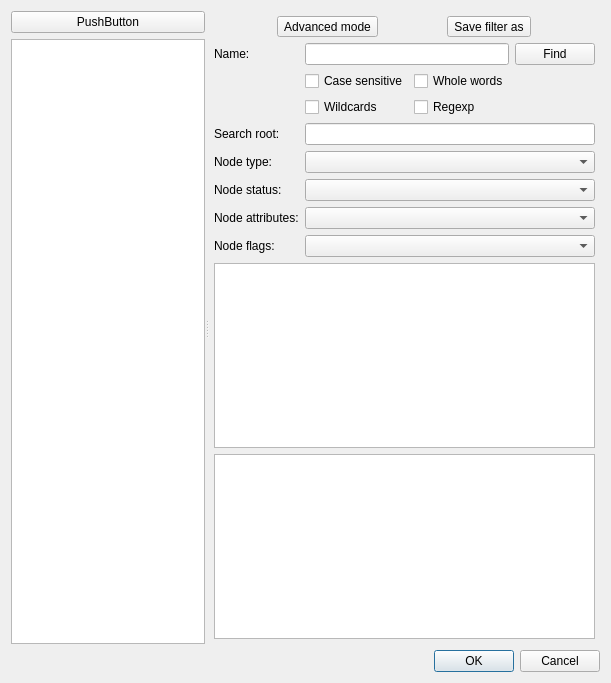
This is Viewer/src/NodeSearchDialog.ui in ecmwf/ecflow as Qt 5 draws it before an edit. The edited form follows.
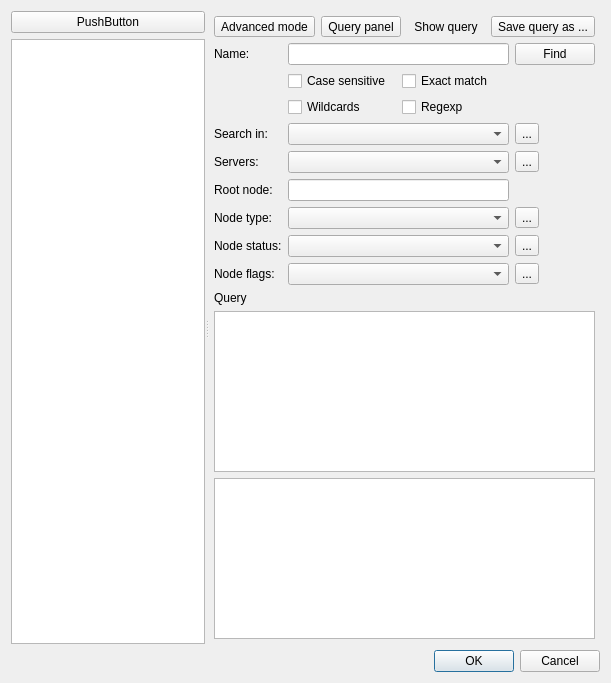
This is the edited form. Icons and pictures are not drawn. Custom widgets are drawn as their Qt base class.

Commit message: ecFlowUI: implement search dialogue for nodes and attributes ECFLOW-423

What changed in the file:
```diff
--- a/Viewer/src/NodeSearchDialog.ui
+++ b/Viewer/src/NodeSearchDialog.ui
@@ -56,10 +56,36 @@
            </property>
           </widget>
          </item>
+         <item>
+          <widget class="QToolButton" name="queryListTb_">
+           <property name="toolTip">
+            <string>Show/hide query list</string>
+           </property>
+           <property name="text">
+            <string>Query panel</string>
+           </property>
+           <property name="checkable">
+            <bool>true</bool>
+           </property>
+          </widget>
+         </item>
+         <item>
+          <widget class="QToolButton" name="queryTb_">
+           <property name="text">
+            <string>Show query</string>
+           </property>
+           <property name="checkable">
+            <bool>true</bool>
+           </property>
+           <property name="autoRaise">
+            <bool>true</bool>
+           </property>
+          </widget>
+         </item>
          <item>
           <widget class="QToolButton" name="toolButton">
            <property name="text">
-            <string>Save filter as</string>
+            <string>Save query as ...</string>
            </property>
           </widget>
          </item>
@@ -70,38 +96,42 @@
          <item row="0" column="1">
           <widget class="QLineEdit" name="searchLe_"/>
          </item>
-         <item row="11" column="0">
+         <item row="10" column="0">
           <widget class="QLabel" name="label_4">
            <property name="text">
             <string>Node flags:</string>
            </property>
           </widget>
          </item>
-         <item row="9" column="0">
+         <item row="8" column="0">
           <widget class="QLabel" name="label_2">
            <property name="text">
             <string>Node status:</string>
            </property>
           </widget>
          </item>
-         <item row="10" column="0">
-          <widget class="QLabel" name="label_5">
+         <item row="0" column="2">
+          <widget class="QPushButton" name="findPb_">
            <property name="text">
-            <string>Node attributes:</string>
+            <string>Find</string>
+           </property>
+           <property name="icon">
+            <iconset resource="viewer.qrc">
+             <normaloff>:/viewer/search_decor.svg</normaloff>:/viewer/search_decor.svg</iconset>
            </property>
           </widget>
          </item>
-         <item row="8" column="0">
+         <item row="7" column="0">
           <widget class="QLabel" name="label_3">
            <property name="text">
             <string>Node type:</string>
            </property>
           </widget>
          </item>
-         <item row="7" column="0">
-          <widget class="QLabel" name="label_6">
+         <item row="6" column="0">
+          <widget class="QLabel" name="label_8">
            <property name="text">
-            <string>Search root:</string>
+            <string>Root node:</string>
            </property>
           </widget>
          </item>
@@ -112,6 +142,23 @@
            </property>
           </widget>
          </item>
+         <item row="3" column="2">
+          <widget class="QToolButton" name="inResetTb_">
+           <property name="toolTip">
+            <string>Reset</string>
+           </property>
+           <property name="text">
+            <string>...</string>
+           </property>
+           <property name="icon">
+            <iconset resource="viewer.qrc">
+             <normaloff>:/viewer/reset_to_default.svg</normaloff>:/viewer/reset_to_default.svg</iconset>
+           </property>
+          </widget>
+         </item>
+         <item row="3" column="1">
+          <widget class="ComboMulti" name="inCb_"/>
+         </item>
          <item row="2" column="1">
           <layout class="QGridLayout" name="gridLayout_2">
            <item row="1" column="0">
@@ -131,7 +178,7 @@
            <item row="0" column="1">
             <widget class="QCheckBox" name="checkBox_3">
              <property name="text">
-              <string>Whole words</string>
+              <string>Exact match</string>
              </property>
             </widget>
            </item>
@@ -144,10 +191,30 @@
            </item>
           </layout>
          </item>
-         <item row="0" column="2">
-          <widget class="QPushButton" name="pushButton_2">
+         <item row="4" column="0">
+          <widget class="QLabel" name="label_6">
            <property name="text">
-            <string>Find</string>
+            <string>Servers:</string>
+           </property>
+          </widget>
+         </item>
+         <item row="3" column="0">
+          <widget class="QLabel" name="label_5">
+           <property name="text">
+            <string>Search in:</string>
+           </property>
+          </widget>
+         </item>
+         <item row="4" column="1">
+          <widget class="ComboMulti" name="serverCb_"/>
+         </item>
+         <item row="4" column="2">
+          <widget class="QToolButton" name="serverResetTb_">
+           <property name="toolTip">
+            <string>Reset</string>
+           </property>
+           <property name="text">
+            <string>...</string>
            </property>
            <property name="icon">
             <iconset resource="viewer.qrc">
@@ -155,25 +222,71 @@
            </property>
           </widget>
          </item>
-         <item row="8" column="1" colspan="2">
+         <item row="7" column="1">
           <widget class="ComboMulti" name="typeCb_"/>
          </item>
-         <item row="9" column="1" colspan="2">
+         <item row="7" column="2">
+          <widget class="QToolButton" name="typeResetTb_">
+           <property name="toolTip">
+            <string>Reset</string>
+           </property>
+           <property name="text">
+            <string>...</string>
+           </property>
+           <property name="icon">
+            <iconset resource="viewer.qrc">
+             <normaloff>:/viewer/reset_to_default.svg</normaloff>:/viewer/reset_to_default.svg</iconset>
+           </property>
+          </widget>
+         </item>
+         <item row="8" column="1">
           <widget class="ComboMulti" name="stateCb_"/>
          </item>
-         <item row="10" column="1" colspan="2">
-          <widget class="ComboMulti" name="attrCb_"/>
+         <item row="8" column="2">
+          <widget class="QToolButton" name="stateResetTb_">
+           <property name="toolTip">
+            <string>Reset</string>
+           </property>
+           <property name="text">
+            <string>...</string>
+           </property>
+           <property name="icon">
+            <iconset resource="viewer.qrc">
+             <normaloff>:/viewer/reset_to_default.svg</normaloff>:/viewer/reset_to_default.svg</iconset>
+           </property>
+          </widget>
          </item>
-         <item row="11" column="1" colspan="2">
+         <item row="10" column="1">
           <widget class="ComboMulti" name="flagCb_"/>
          </item>
-         <item row="7" column="1" colspan="2">
+         <item row="10" column="2">
+          <widget class="QToolButton" name="flagResetTb_">
+           <property name="toolTip">
+            <string>Reset</string>
+           </property>
+           <property name="text">
+            <string>...</string>
+           </property>
+           <property name="icon">
+            <iconset resource="viewer.qrc">
+             <normaloff>:/viewer/reset_to_default.svg</normaloff>:/viewer/reset_to_default.svg</iconset>
+           </property>
+          </widget>
+         </item>
+         <item row="6" column="1">
           <widget class="QLineEdit" name="rootLe_"/>
          </item>
         </layout>
        </item>
        <item>
-        <widget class="QPlainTextEdit" name="plainTextEdit"/>
+        <widget class="QLabel" name="queryLabel_">
+         <property name="text">
+          <string>Query</string>
+         </property>
+        </widget>
+       </item>
+       <item>
+        <widget class="QPlainTextEdit" name="queryTe_"/>
        </item>
        <item>
         <widget class="QTreeView" name="treeView"/>
```
Left out of the diff: 6 changed lines with no effect on the pictures. The commit also changes 12 other files.
